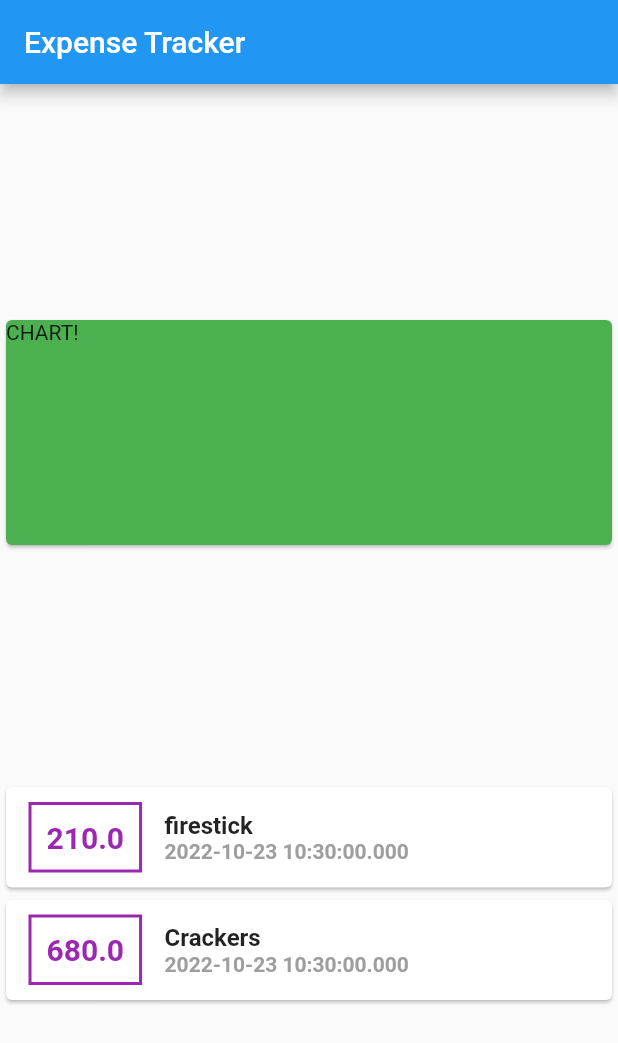
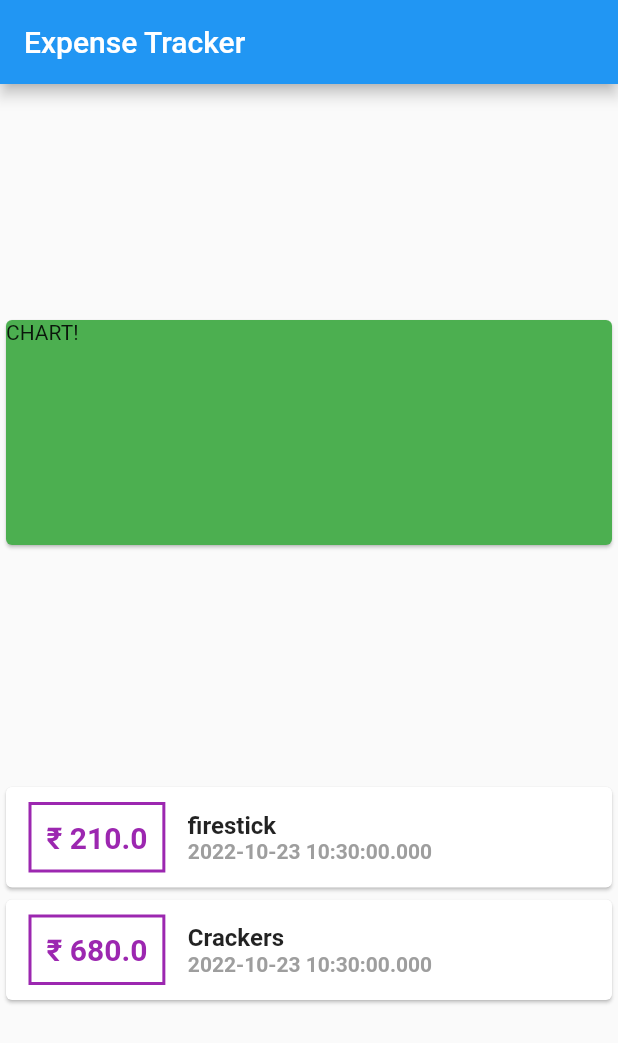
Before and after one commit to aayushgulia666/ExpensePlanner, a Flutter app: the screen it shows after launch, on a phone screen of 412 x 824 dp. Shown: the top 1043 px of the screen. Run offline on Flutter 3.47's test engine with Material 2 defaults, Android fonts, the phone set to English and light mode, and no system bars.

Commit message:
Rupee sign added.

```diff
--- a/lib/main.dart
+++ b/lib/main.dart
@@ -55,7 +55,7 @@ class MyHomePage extends StatelessWidget {
                       width: 2,
                     )),
                     child: Text(
-                      (tx.amount).toString(),
+                      '₹ ${tx.amount}',
                       style: TextStyle(
                         fontWeight: FontWeight.bold,
                         fontSize: 20,
```
